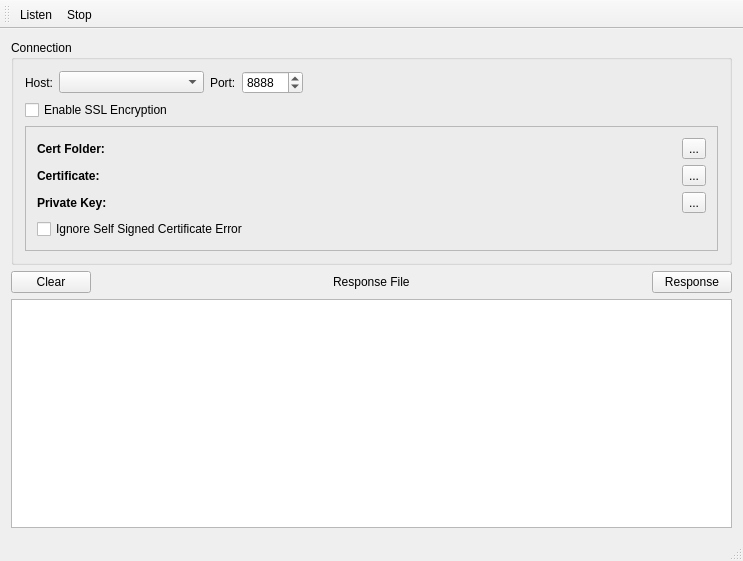
The window that Multispeaker/MultiSpeakerServer/MultiSpeakerServer.ui (pnnl/ms-speak) describes before a commit, drawn with Qt 5.
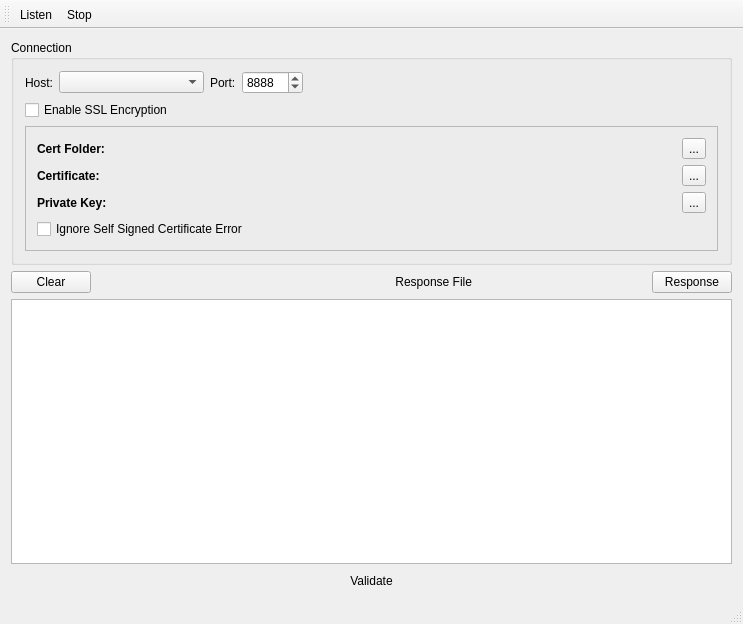
The same window after the commit.

Commit message: Added Client/Server Validation, and non-required xsd fields.

```diff
--- a/Multispeaker/MultiSpeakerServer/MultiSpeakerServer.ui
+++ b/Multispeaker/MultiSpeakerServer/MultiSpeakerServer.ui
@@ -7,15 +7,15 @@
     <x>0</x>
     <y>0</y>
     <width>743</width>
-    <height>561</height>
+    <height>624</height>
    </rect>
   </property>
   <property name="windowTitle">
    <string>MultiSpeakerServer</string>
   </property>
   <widget class="QWidget" name="centralWidget">
-   <layout class="QGridLayout" name="gridLayout_2">
-    <item row="0" column="0">
+   <layout class="QVBoxLayout" name="verticalLayout">
+    <item>
      <widget class="QGroupBox" name="groupBox_2">
       <property name="title">
        <string>Connection</string>
@@ -225,7 +225,7 @@
       </layout>
      </widget>
     </item>
-    <item row="1" column="0">
+    <item>
      <layout class="QHBoxLayout" name="horizontalLayout_2">
       <item>
        <widget class="QPushButton" name="btnClear">
@@ -241,7 +241,7 @@
         </property>
         <property name="sizeHint" stdset="0">
          <size>
-          <width>108</width>
+          <width>58</width>
           <height>20</height>
          </size>
         </property>
@@ -249,9 +249,21 @@
       </item>
       <item>
        <widget class="QLabel" name="respFileName">
+        <property name="minimumSize">
+         <size>
+          <width>200</width>
+          <height>0</height>
+         </size>
+        </property>
+        <property name="layoutDirection">
+         <enum>Qt::LeftToRight</enum>
+        </property>
         <property name="text">
          <string>Response File</string>
         </property>
+        <property name="alignment">
+         <set>Qt::AlignRight|Qt::AlignTrailing|Qt::AlignVCenter</set>
+        </property>
        </widget>
       </item>
       <item>
@@ -261,7 +273,7 @@
         </property>
         <property name="sizeHint" stdset="0">
          <size>
-          <width>148</width>
+          <width>118</width>
           <height>20</height>
          </size>
         </property>
@@ -276,9 +288,52 @@
       </item>
      </layout>
     </item>
-    <item row="2" column="0">
+    <item>
      <widget class="QPlainTextEdit" name="plainTextEdit"/>
     </item>
+    <item>
+     <layout class="QHBoxLayout" name="horizontalLayout_3">
+      <item>
+       <spacer name="horizontalSpacer_4">
+        <property name="orientation">
+         <enum>Qt::Horizontal</enum>
+        </property>
+        <property name="sizeHint" stdset="0">
+         <size>
+          <width>178</width>
+          <height>20</height>
+         </size>
+        </property>
+       </spacer>
+      </item>
+      <item>
+       <widget class="QToolButton" name="btnValid8">
+        <property name="toolTip">
+         <string>Click to Export to file</string>
+        </property>
+        <property name="text">
+         <string>Validate</string>
+        </property>
+        <property name="autoRaise">
+         <bool>true</bool>
+        </property>
+       </widget>
+      </item>
+      <item>
+       <spacer name="horizontalSpacer_5">
+        <property name="orientation">
+         <enum>Qt::Horizontal</enum>
+        </property>
+        <property name="sizeHint" stdset="0">
+         <size>
+          <width>278</width>
+          <height>20</height>
+         </size>
+        </property>
+       </spacer>
+      </item>
+     </layout>
+    </item>
    </layout>
   </widget>
   <widget class="QMenuBar" name="menuBar">
```
The commit also changes 58 other files.
